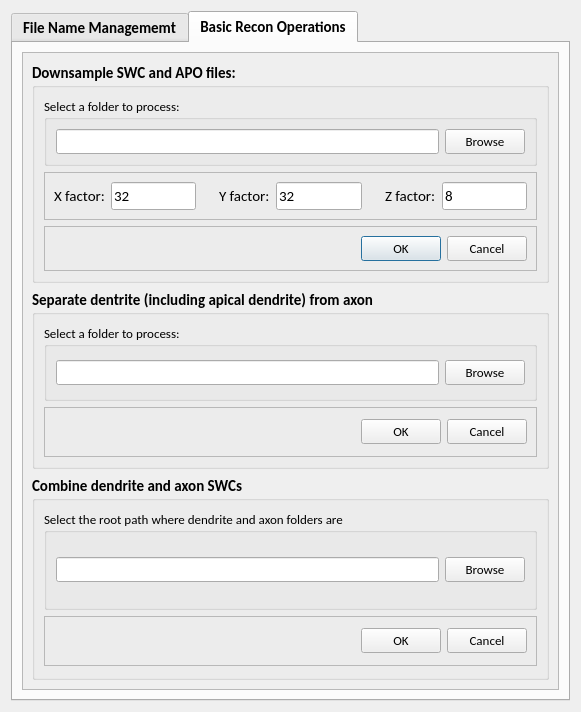
This is hackathon/MK/swcRename/renameSWC.ui in Vaa3D/vaa3d_tools as Qt 5 draws it before an edit. The edited form follows.
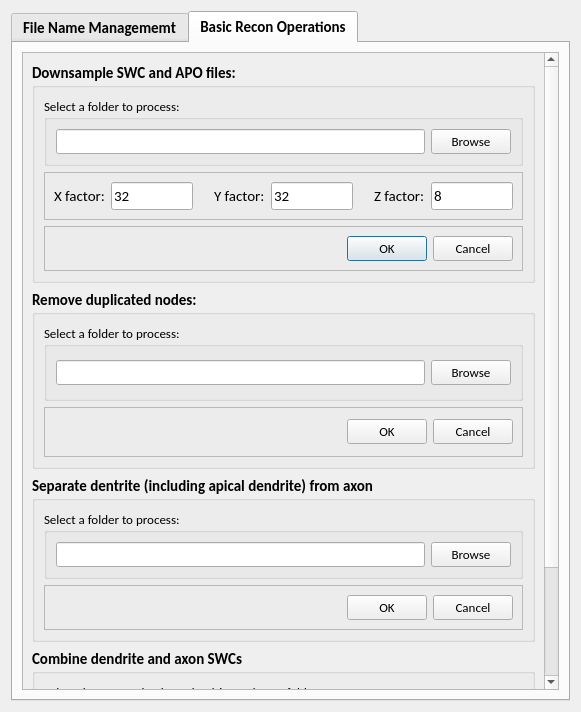
This is the edited form.

```diff
--- a/hackathon/MK/swcRename/renameSWC.ui
+++ b/hackathon/MK/swcRename/renameSWC.ui
@@ -528,8 +528,8 @@
            <rect>
             <x>0</x>
             <y>0</y>
-            <width>529</width>
-            <height>631</height>
+            <width>508</width>
+            <height>814</height>
            </rect>
           </property>
           <layout class="QVBoxLayout" name="verticalLayout_8">
@@ -814,6 +814,146 @@
              </layout>
             </widget>
            </item>
+           <item>
+            <widget class="QGroupBox" name="groupBox_12">
+             <property name="minimumSize">
+              <size>
+               <width>0</width>
+               <height>180</height>
+              </size>
+             </property>
+             <property name="title">
+              <string>Remove duplicated nodes:</string>
+             </property>
+             <layout class="QVBoxLayout" name="verticalLayout_11">
+              <item>
+               <widget class="QGroupBox" name="groupBox_13">
+                <property name="minimumSize">
+                 <size>
+                  <width>0</width>
+                  <height>0</height>
+                 </size>
+                </property>
+                <property name="maximumSize">
+                 <size>
+                  <width>500</width>
+                  <height>100</height>
+                 </size>
+                </property>
+                <property name="font">
+                 <font>
+                  <family>Calibri</family>
+                  <pointsize>10</pointsize>
+                  <weight>50</weight>
+                  <bold>false</bold>
+                 </font>
+                </property>
+                <property name="title">
+                 <string>Select a folder to process:</string>
+                </property>
+                <layout class="QHBoxLayout" name="horizontalLayout_17">
+                 <item>
+                  <widget class="QLineEdit" name="lineEdit_12">
+                   <property name="minimumSize">
+                    <size>
+                     <width>350</width>
+                     <height>0</height>
+                    </size>
+                   </property>
+                   <property name="maximumSize">
+                    <size>
+                     <width>400</width>
+                     <height>16777215</height>
+                    </size>
+                   </property>
+                   <property name="font">
+                    <font>
+                     <weight>50</weight>
+                     <bold>false</bold>
+                    </font>
+                   </property>
+                  </widget>
+                 </item>
+                 <item>
+                  <widget class="QPushButton" name="pushButton_9">
+                   <property name="maximumSize">
+                    <size>
+                     <width>80</width>
+                     <height>16777215</height>
+                    </size>
+                   </property>
+                   <property name="font">
+                    <font>
+                     <pointsize>10</pointsize>
+                     <weight>50</weight>
+                     <bold>false</bold>
+                    </font>
+                   </property>
+                   <property name="text">
+                    <string>Browse</string>
+                   </property>
+                  </widget>
+                 </item>
+                </layout>
+               </widget>
+              </item>
+              <item>
+               <widget class="QFrame" name="frame_9">
+                <property name="maximumSize">
+                 <size>
+                  <width>500</width>
+                  <height>50</height>
+                 </size>
+                </property>
+                <property name="frameShape">
+                 <enum>QFrame::StyledPanel</enum>
+                </property>
+                <property name="frameShadow">
+                 <enum>QFrame::Raised</enum>
+                </property>
+                <layout class="QHBoxLayout" name="horizontalLayout_15">
+                 <item>
+                  <spacer name="horizontalSpacer_10">
+                   <property name="orientation">
+                    <enum>Qt::Horizontal</enum>
+                   </property>
+                   <property name="sizeHint" stdset="0">
+                    <size>
+                     <width>259</width>
+                     <height>20</height>
+                    </size>
+                   </property>
+                  </spacer>
+                 </item>
+                 <item>
+                  <widget class="QDialogButtonBox" name="buttonBox_7">
+                   <property name="maximumSize">
+                    <size>
+                     <width>180</width>
+                     <height>16777215</height>
+                    </size>
+                   </property>
+                   <property name="font">
+                    <font>
+                     <pointsize>10</pointsize>
+                     <weight>50</weight>
+                     <bold>false</bold>
+                    </font>
+                   </property>
+                   <property name="orientation">
+                    <enum>Qt::Horizontal</enum>
+                   </property>
+                   <property name="standardButtons">
+                    <set>QDialogButtonBox::Cancel|QDialogButtonBox::Ok</set>
+                   </property>
+                  </widget>
+                 </item>
+                </layout>
+               </widget>
+              </item>
+             </layout>
+            </widget>
+           </item>
            <item>
             <widget class="QGroupBox" name="groupBox_5">
              <property name="maximumSize">
@@ -1052,6 +1192,22 @@
                  <enum>QFrame::Raised</enum>
                 </property>
                 <layout class="QHBoxLayout" name="horizontalLayout_16">
+                 <item>
+                  <widget class="QRadioButton" name="radioButton_2">
+                   <property name="font">
+                    <font>
+                     <weight>50</weight>
+                     <bold>false</bold>
+                    </font>
+                   </property>
+                   <property name="text">
+                    <string>Remove duplicated nodes</string>
+                   </property>
+                   <property name="checked">
+                    <bool>true</bool>
+                   </property>
+                  </widget>
+                 </item>
                  <item>
                   <spacer name="horizontalSpacer_9">
                    <property name="orientation">
```
Left out of the diff: 100 changed lines with no effect on the pictures.
